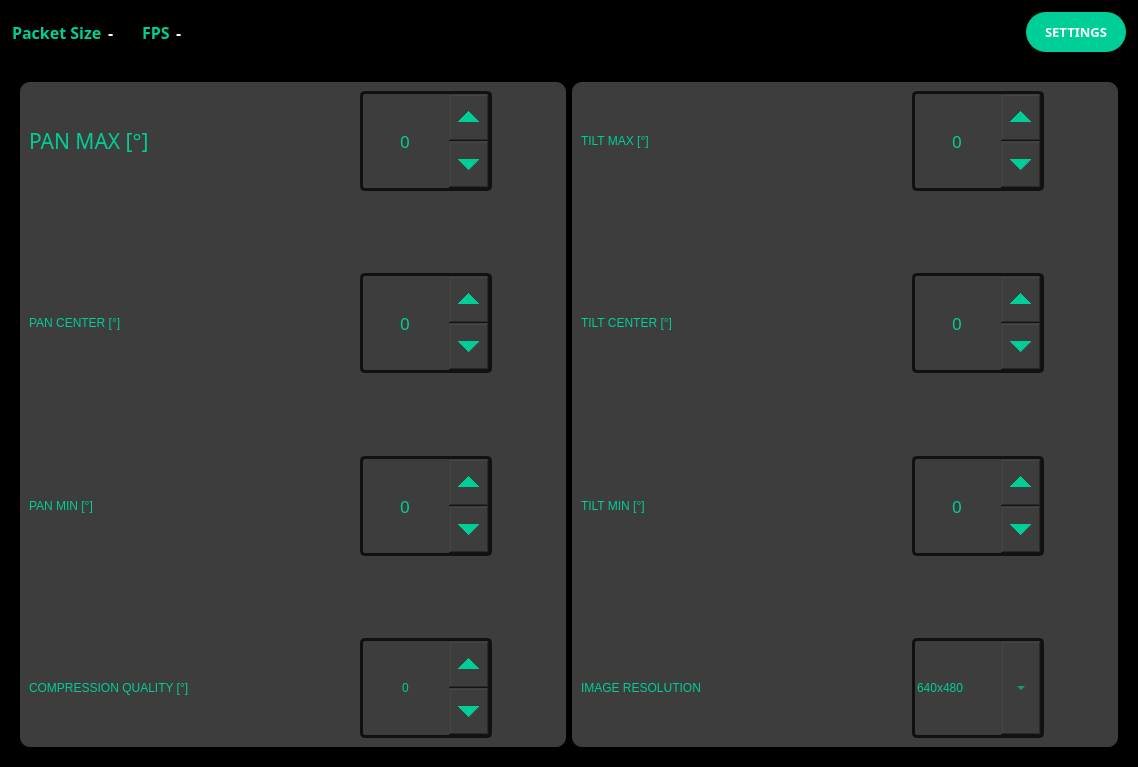
Old version of the form source/controller/GUI-4G-CAR-DEF_#2.ui in the repository jpriverar/smart-4g-rc-car.
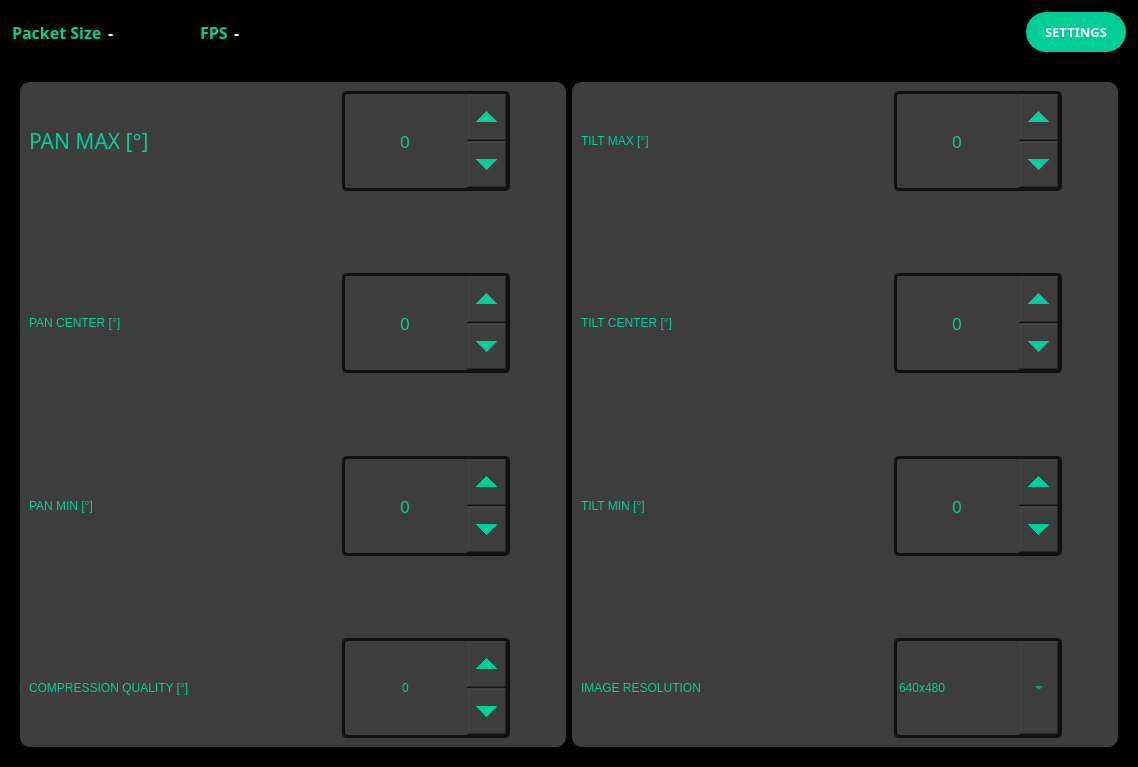
New version of the form. The open tabs and pages were chosen to show the change.

Commit message: Se modificaron los metodos de los gauges para cambiar su color dependiendo del valor de la unidad y se cambio un spacer en el QT designer para dar mas espacio entre packet size y FPS

```diff
--- a/source/controller/GUI-4G-CAR-DEF_#2.ui
+++ b/source/controller/GUI-4G-CAR-DEF_#2.ui
@@ -169,6 +169,9 @@
                 <property name="orientation">
                  <enum>Qt::Horizontal</enum>
                 </property>
+                <property name="sizeType">
+                 <enum>QSizePolicy::MinimumExpanding</enum>
+                </property>
                 <property name="sizeHint" stdset="0">
                  <size>
                   <width>80</width>
@@ -3435,7 +3438,7 @@
                       <widget class="QSpinBox" name="pan_max_spinbox">
                        <property name="minimumSize">
                         <size>
-                         <width>132</width>
+                         <width>168</width>
                          <height>100</height>
                         </size>
                        </property>
@@ -3520,15 +3523,6 @@
                             </color>
                            </brush>
                           </colorrole>
-                          <colorrole role="PlaceholderText">
-                           <brush brushstyle="SolidPattern">
-                            <color alpha="255">
-                             <red>0</red>
-                             <green>206</green>
-                             <blue>151</blue>
-                            </color>
-                           </brush>
-                          </colorrole>
                          </active>
                          <inactive>
                           <colorrole role="WindowText">
@@ -3603,15 +3597,6 @@
                             </color>
                            </brush>
                           </colorrole>
-                          <colorrole role="PlaceholderText">
-                           <brush brushstyle="SolidPattern">
-                            <color alpha="255">
-                             <red>0</red>
-                             <green>206</green>
-                             <blue>151</blue>
-                            </color>
-                           </brush>
-                          </colorrole>
                          </inactive>
                          <disabled>
                           <colorrole role="WindowText">
@@ -3686,15 +3671,6 @@
                             </color>
                            </brush>
                           </colorrole>
-                          <colorrole role="PlaceholderText">
-                           <brush brushstyle="SolidPattern">
-                            <color alpha="255">
-                             <red>0</red>
-                             <green>206</green>
-                             <blue>151</blue>
-                            </color>
-                           </brush>
-                          </colorrole>
                          </disabled>
                         </palette>
                        </property>
@@ -3702,7 +3678,7 @@
                         <font>
                          <family>Bahnschrift SemiBold SemiConden</family>
                          <pointsize>13</pointsize>
-                         <weight>11</weight>
+                         <weight>10</weight>
                          <italic>false</italic>
                          <bold>false</bold>
                         </font>
@@ -3781,7 +3757,7 @@
                       <widget class="QSpinBox" name="pan_center_spinbox">
                        <property name="minimumSize">
                         <size>
-                         <width>132</width>
+                         <width>168</width>
                          <height>100</height>
                         </size>
                        </property>
@@ -3866,15 +3842,6 @@
                             </color>
                            </brush>
                           </colorrole>
-                          <colorrole role="PlaceholderText">
-                           <brush brushstyle="SolidPattern">
-                            <color alpha="255">
-                             <red>0</red>
-                             <green>206</green>
-                             <blue>151</blue>
-                            </color>
-                           </brush>
-                          </colorrole>
                          </active>
                          <inactive>
                           <colorrole role="WindowText">
@@ -3949,15 +3916,6 @@
                             </color>
                            </brush>
                           </colorrole>
-                          <colorrole role="PlaceholderText">
-                           <brush brushstyle="SolidPattern">
-                            <color alpha="255">
-                             <red>0</red>
-                             <green>206</green>
-                             <blue>151</blue>
-                            </color>
-                           </brush>
-                          </colorrole>
                          </inactive>
                          <disabled>
                           <colorrole role="WindowText">
@@ -4032,15 +3990,6 @@
                             </color>
                            </brush>
                           </colorrole>
-                          <colorrole role="PlaceholderText">
-                           <brush brushstyle="SolidPattern">
-                            <color alpha="255">
-                             <red>0</red>
-                             <green>206</green>
-                             <blue>151</blue>
-                            </color>
-                           </brush>
-                          </colorrole>
                          </disabled>
                         </palette>
                        </property>
@@ -4048,7 +3997,7 @@
                         <font>
                          <family>Bahnschrift SemiBold SemiConden</family>
                          <pointsize>13</pointsize>
-                         <weight>11</weight>
+                         <weight>10</weight>
                          <italic>false</italic>
                          <bold>false</bold>
                         </font>
@@ -4121,7 +4070,7 @@
                       <widget class="QSpinBox" name="pan_min_spinbox">
                        <property name="minimumSize">
                         <size>
-                         <width>132</width>
+                         <width>168</width>
                          <height>100</height>
                         </size>
                        </property>
@@ -4206,15 +4155,6 @@
                             </color>
                            </brush>
                           </colorrole>
-                          <colorrole role="PlaceholderText">
-                           <brush brushstyle="SolidPattern">
-                            <color alpha="255">
-                             <red>0</red>
-                             <green>206</green>
-                             <blue>151</blue>
-                            </color>
-                           </brush>
-                          </colorrole>
                          </active>
                          <inactive>
                           <colorrole role="WindowText">
@@ -4289,15 +4229,6 @@
                             </color>
                            </brush>
                           </colorrole>
-                          <colorrole role="PlaceholderText">
-                           <brush brushstyle="SolidPattern">
-                            <color alpha="255">
-                             <red>0</red>
-                             <green>206</green>
-                             <blue>151</blue>
-                            </color>
-                           </brush>
-                          </colorrole>
                          </inactive>
                          <disabled>
                           <colorrole role="WindowText">
@@ -4372,15 +4303,6 @@
                             </color>
                            </brush>
                           </colorrole>
-                          <colorrole role="PlaceholderText">
-                           <brush brushstyle="SolidPattern">
-                            <color alpha="255">
-                             <red>0</red>
-                             <green>206</green>
-                             <blue>151</blue>
-                            </color>
-                           </brush>
-                          </colorrole>
                          </disabled>
                         </palette>
                        </property>
@@ -4388,7 +4310,7 @@
                         <font>
                          <family>Bahnschrift SemiBold SemiConden</family>
                          <pointsize>13</pointsize>
-                         <weight>11</weight>
+                         <weight>10</weight>
                          <italic>false</italic>
                          <bold>false</bold>
                         </font>
@@ -4461,7 +4383,7 @@
                       <widget class="QSpinBox" name="compression_quality_spinbox">
                        <property name="minimumSize">
                         <size>
-                         <width>132</width>
+                         <width>168</width>
                          <height>100</height>
                         </size>
                        </property>
@@ -4546,15 +4468,6 @@
                             </color>
                            </brush>
                           </colorrole>
-                          <colorrole role="PlaceholderText">
-                           <brush brushstyle="SolidPattern">
-                            <color alpha="255">
-                             <red>0</red>
-                             <green>206</green>
-                             <blue>151</blue>
-                            </color>
-                           </brush>
-                          </colorrole>
                          </active>
                          <inactive>
                           <colorrole role="WindowText">
@@ -4629,15 +4542,6 @@
                             </color>
                            </brush>
                           </colorrole>
-                          <colorrole role="PlaceholderText">
-                           <brush brushstyle="SolidPattern">
-                            <color alpha="255">
-                             <red>0</red>
-                             <green>206</green>
-                             <blue>151</blue>
-                            </color>
-                           </brush>
-                          </colorrole>
                          </inactive>
                          <disabled>
                           <colorrole role="WindowText">
@@ -4712,15 +4616,6 @@
                             </color>
                            </brush>
                           </colorrole>
-                          <colorrole role="PlaceholderText">
-                           <brush brushstyle="SolidPattern">
-                            <color alpha="255">
-                             <red>0</red>
-                             <green>206</green>
-                             <blue>151</blue>
-                            </color>
-                           </brush>
-                          </colorrole>
                          </disabled>
                         </palette>
                        </property>
@@ -4907,7 +4802,7 @@
                       <widget class="QSpinBox" name="tilt_max_spinbox">
                        <property name="minimumSize">
                         <size>
-                         <width>132</width>
+                         <width>168</width>
                          <height>100</height>
                         </size>
                        </property>
@@ -4992,15 +4887,6 @@
                             </color>
                            </brush>
                           </colorrole>
-                          <colorrole role="PlaceholderText">
-                           <brush brushstyle="SolidPattern">
-                            <color alpha="255">
-                             <red>0</red>
-                             <green>206</green>
-                             <blue>151</blue>
-                            </color>
-                           </brush>
-                          </colorrole>
                          </active>
                          <inactive>
                           <colorrole role="WindowText">
@@ -5075,15 +4961,6 @@
                             </color>
                            </brush>
                           </colorrole>
-                          <colorrole role="PlaceholderText">
-                           <brush brushstyle="SolidPattern">
-                            <color alpha="255">
-                             <red>0</red>
-                             <green>206</green>
-                             <blue>151</blue>
-                            </color>
-                           </brush>
-                          </colorrole>
                          </inactive>
                          <disabled>
                           <colorrole role="WindowText">
@@ -5158,15 +5035,6 @@
                             </color>
                            </brush>
                           </colorrole>
-                          <colorrole role="PlaceholderText">
-                           <brush brushstyle="SolidPattern">
-                            <color alpha="255">
-                             <red>0</red>
-                             <green>206</green>
-                             <blue>151</blue>
-                            </color>
-                           </brush>
-                          </colorrole>
                          </disabled>
                         </palette>
                        </property>
@@ -5174,7 +5042,7 @@
                         <font>
                          <family>Bahnschrift SemiBold SemiConden</family>
                          <pointsize>13</pointsize>
-                         <weight>11</weight>
+                         <weight>10</weight>
                          <italic>false</italic>
                          <bold>false</bold>
                         </font>
@@ -5247,7 +5115,7 @@
                       <widget class="QSpinBox" name="tilt_center_spinbox">
                        <property name="minimumSize">
                         <size>
-                         <width>132</width>
+                         <width>168</width>
                          <height>100</height>
                         </size>
                        </property>
@@ -5332,15 +5200,6 @@
                             </color>
                            </brush>
                           </colorrole>
-                          <colorrole role="PlaceholderText">
-                           <brush brushstyle="SolidPattern">
-                            <color alpha="255">
-                             <red>0</red>
-                             <green>206</green>
-                             <blue>151</blue>
-                            </color>
-                           </brush>
-                          </colorrole>
                          </active>
                          <inactive>
                           <colorrole role="WindowText">
@@ -5415,15 +5274,6 @@
                             </color>
                            </brush>
                           </colorrole>
-                          <colorrole role="PlaceholderText">
-                           <brush brushstyle="SolidPattern">
-                            <color alpha="255">
-                             <red>0</red>
-                             <green>206</green>
-                             <blue>151</blue>
-                            </color>
-                           </brush>
-                          </colorrole>
                          </inactive>
                          <disabled>
                           <colorrole role="WindowText">
@@ -5498,15 +5348,6 @@
                             </color>
                            </brush>
                           </colorrole>
-                          <colorrole role="PlaceholderText">
-                           <brush brushstyle="SolidPattern">
-                            <color alpha="255">
-                             <red>0</red>
-                             <green>206</green>
-                             <blue>151</blue>
-                            </color>
-                           </brush>
-                          </colorrole>
                          </disabled>
                         </palette>
                        </property>
@@ -5514,7 +5355,7 @@
                         <font>
                          <family>Bahnschrift SemiBold SemiConden</family>
                          <pointsize>13</pointsize>
-                         <weight>11</weight>
+                         <weight>10</weight>
                          <italic>false</italic>
                          <bold>false</bold>
                         </font>
@@ -5587,7 +5428,7 @@
                       <widget class="QSpinBox" name="tilt_min_spinbox">
                        <property name="minimumSize">
                         <size>
-                         <width>132</width>
+                         <width>168</width>
                          <height>100</height>
                         </size>
                        </property>
@@ -5672,15 +5513,6 @@
                             </color>
                            </brush>
                           </colorrole>
-                          <colorrole role="PlaceholderText">
-                           <brush brushstyle="SolidPattern">
-                            <color alpha="255">
-                             <red>0</red>
-                             <green>206</green>
-                             <blue>151</blue>
-                            </color>
-                           </brush>
-                          </colorrole>
                          </active>
                          <inactive>
                           <colorrole role="WindowText">
@@ -5755,15 +5587,6 @@
                             </color>
                            </brush>
                           </colorrole>
-                          <colorrole role="PlaceholderText">
-                           <brush brushstyle="SolidPattern">
-                            <color alpha="255">
-                             <red>0</red>
-                             <green>206</green>
-                             <blue>151</blue>
-                            </color>
-                           </brush>
-                          </colorrole>
                          </inactive>
                          <disabled>
                           <colorrole role="WindowText">
@@ -5838,15 +5661,6 @@
                             </color>
                            </brush>
                           </colorrole>
-                          <colorrole role="PlaceholderText">
-                           <brush brushstyle="SolidPattern">
-                            <color alpha="255">
-                             <red>0</red>
-                             <green>206</green>
-                             <blue>151</blue>
-                            </color>
-                           </brush>
-                          </colorrole>
                          </disabled>
                         </palette>
                        </property>
@@ -5854,7 +5668,7 @@
                         <font>
                          <family>Bahnschrift SemiBold SemiConden</family>
                          <pointsize>13</pointsize>
-                         <weight>11</weight>
+                         <weight>10</weight>
                          <italic>false</italic>
                          <bold>false</bold>
                         </font>
@@ -5927,7 +5741,7 @@
                       <widget class="QComboBox" name="image_resolution_options">
                        <property name="minimumSize">
                         <size>
-                         <width>132</width>
+                         <width>168</width>
                          <height>100</height>
                         </size>
                        </property>
```
Left out of the diff: 167 changed lines with no effect on the pictures. The commit also changes 1 other file.
